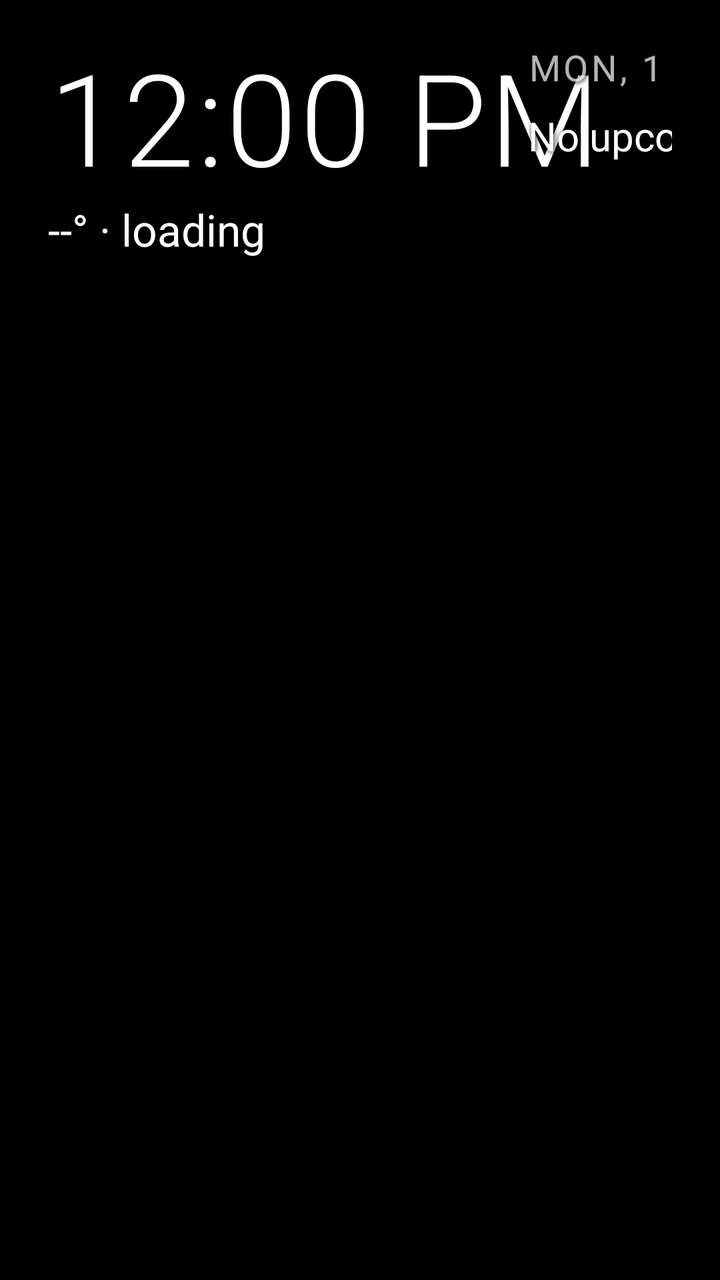
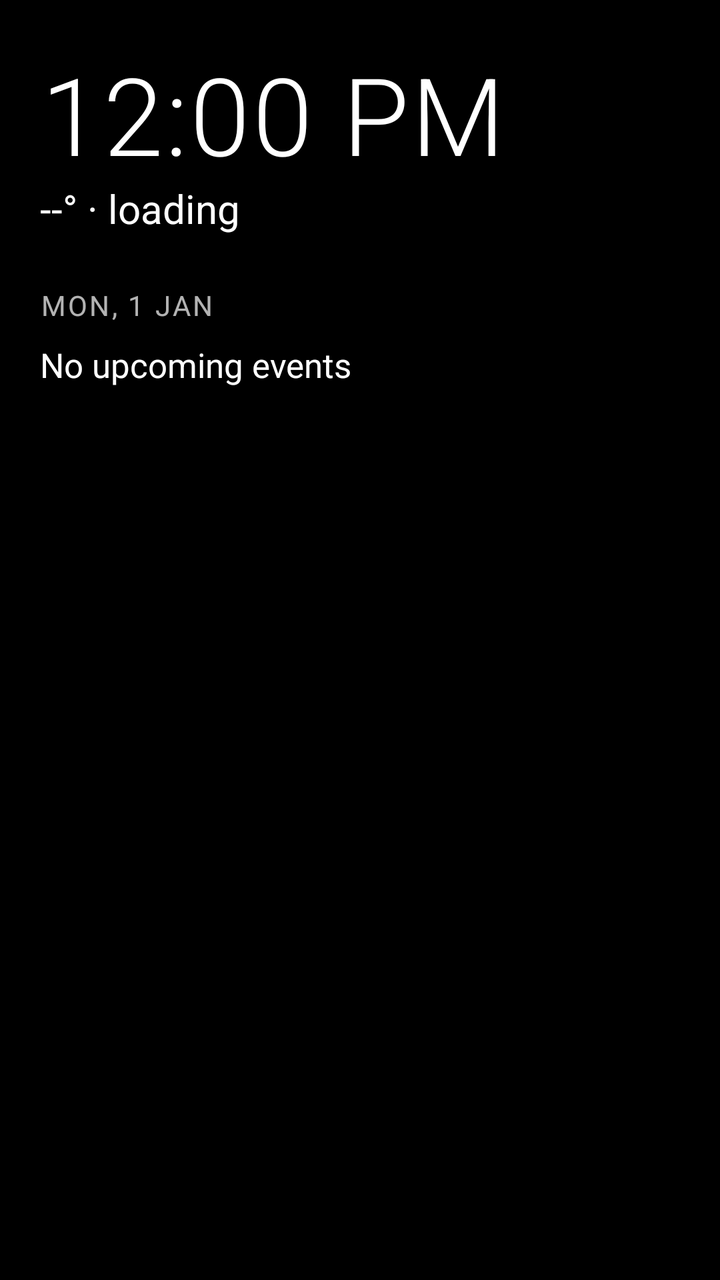

An Android layout rendered at two revisions. The XML below is the earlier revision; the diff shows what the commit changed to produce the second picture.
<!-- AndroidManifest.xml: application theme Theme.Hud -->
<!-- res/layout/activity_main.xml -->
<?xml version="1.0" encoding="utf-8"?>
<androidx.constraintlayout.widget.ConstraintLayout
    xmlns:android="http://schemas.android.com/apk/res/android"
    xmlns:app="http://schemas.android.com/apk/res-auto"
    android:layout_width="match_parent"
    android:layout_height="match_parent"
    android:background="@color/hud_black"
    android:keepScreenOn="true"
    android:padding="24dp">

    
    <TextView
        android:id="@+id/clock"
        style="@style/HudText.Clock"
        android:layout_width="wrap_content"
        android:layout_height="wrap_content"
        android:text="12:00 PM"
        app:layout_constraintStart_toStartOf="parent"
        app:layout_constraintTop_toTopOf="parent" />

    <TextView
        android:id="@+id/weather"
        style="@style/HudText.Weather"
        android:layout_width="wrap_content"
        android:layout_height="wrap_content"
        android:layout_marginTop="4dp"
        android:text="@string/weather_loading"
        app:layout_constraintStart_toStartOf="@id/clock"
        app:layout_constraintTop_toBottomOf="@id/clock" />

    
    <LinearLayout
        android:id="@+id/agenda"
        android:layout_width="0dp"
        android:layout_height="wrap_content"
        android:layout_marginStart="32dp"
        android:orientation="vertical"
        app:layout_constraintEnd_toEndOf="parent"
        app:layout_constraintStart_toEndOf="@id/clock"
        app:layout_constraintTop_toTopOf="@id/clock"
        app:layout_constraintWidth_percent="0.45">

        <TextView
            android:id="@+id/date"
            style="@style/HudText.Date"
            android:layout_width="wrap_content"
            android:layout_height="wrap_content"
            android:text="Mon, 1 Jan" />

        <TextView android:id="@+id/event1" style="@style/HudText.Event"
            android:layout_width="match_parent" android:layout_height="wrap_content"
            android:layout_marginTop="8dp" android:text="@string/no_events" />
        <TextView android:id="@+id/event2" style="@style/HudText.Event"
            android:layout_width="match_parent" android:layout_height="wrap_content"
            android:visibility="gone" />
        <TextView android:id="@+id/event3" style="@style/HudText.Event"
            android:layout_width="match_parent" android:layout_height="wrap_content"
            android:visibility="gone" />
    </LinearLayout>
</androidx.constraintlayout.widget.ConstraintLayout>
<!-- resources referenced by this layout -->
<resources>
  <color name="hud_black">#000000</color>
  <string name="no_events">No upcoming events</string>
  <string name="weather_loading">--°  ·  loading</string>
  <style name="HudText.Clock">
          <item name="android:textSize">64sp</item>
          <item name="android:fontFamily">sans-serif-light</item>
          <item name="android:letterSpacing">0.02</item>
      </style>
  <style name="HudText.Date">
          <item name="android:textSize">18sp</item>
          <item name="android:textColor">@color/hud_dim</item>
          <item name="android:textAllCaps">true</item>
          <item name="android:letterSpacing">0.08</item>
      </style>
  <style name="HudText.Event">
          <item name="android:textSize">20sp</item>
          <item name="android:maxLines">1</item>
          <item name="android:ellipsize">end</item>
          <item name="android:paddingTop">4dp</item>
      </style>
  <style name="HudText.Weather">
          <item name="android:textSize">22sp</item>
      </style>
  <style name="Theme.Hud" parent="Theme.AppCompat.NoActionBar">
          <item name="android:windowBackground">@color/hud_black</item>
          <item name="android:colorBackground">@color/hud_black</item>
          <item name="android:windowShowWallpaper">false</item>
          <item name="android:windowFullscreen">true</item>
          <item name="android:windowContentOverlay">@null</item>
          <item name="android:statusBarColor">@color/hud_black</item>
          <item name="android:navigationBarColor">@color/hud_black</item>
          <item name="android:textColor">@color/hud_white</item>
      </style>
  <color name="hud_dim">#B3FFFFFF</color>
  <color name="hud_white">#FFFFFF</color>
</resources>

<!-- the commit's change to res/layout/activity_main.xml (unified diff, before → after) -->
@@ -1,60 +1,46 @@
 <?xml version="1.0" encoding="utf-8"?>
-<androidx.constraintlayout.widget.ConstraintLayout
+<LinearLayout
     xmlns:android="http://schemas.android.com/apk/res/android"
-    xmlns:app="http://schemas.android.com/apk/res-auto"
     android:layout_width="match_parent"
     android:layout_height="match_parent"
     android:background="@color/hud_black"
     android:keepScreenOn="true"
-    android:padding="24dp">
+    android:orientation="vertical"
+    android:paddingStart="20dp"
+    android:paddingEnd="20dp"
+    android:paddingTop="28dp"
+    android:paddingBottom="20dp">
 
-    
     <TextView
         android:id="@+id/clock"
         style="@style/HudText.Clock"
         android:layout_width="wrap_content"
         android:layout_height="wrap_content"
-        android:text="12:00 PM"
-        app:layout_constraintStart_toStartOf="parent"
-        app:layout_constraintTop_toTopOf="parent" />
+        android:text="12:00 PM" />
 
     <TextView
         android:id="@+id/weather"
         style="@style/HudText.Weather"
         android:layout_width="wrap_content"
         android:layout_height="wrap_content"
-        android:layout_marginTop="4dp"
-        android:text="@string/weather_loading"
-        app:layout_constraintStart_toStartOf="@id/clock"
-        app:layout_constraintTop_toBottomOf="@id/clock" />
+        android:layout_marginTop="2dp"
+        android:text="@string/weather_loading" />
 
-    
-    <LinearLayout
-        android:id="@+id/agenda"
-        android:layout_width="0dp"
+    <TextView
+        android:id="@+id/date"
+        style="@style/HudText.Date"
+        android:layout_width="wrap_content"
         android:layout_height="wrap_content"
-        android:layout_marginStart="32dp"
-        android:orientation="vertical"
-        app:layout_constraintEnd_toEndOf="parent"
-        app:layout_constraintStart_toEndOf="@id/clock"
-        app:layout_constraintTop_toTopOf="@id/clock"
-        app:layout_constraintWidth_percent="0.45">
+        android:layout_marginTop="28dp"
+        android:text="Mon, 1 Jan" />
 
-        <TextView
-            android:id="@+id/date"
-            style="@style/HudText.Date"
-            android:layout_width="wrap_content"
-            android:layout_height="wrap_content"
-            android:text="Mon, 1 Jan" />
-
-        <TextView android:id="@+id/event1" style="@style/HudText.Event"
-            android:layout_width="match_parent" android:layout_height="wrap_content"
-            android:layout_marginTop="8dp" android:text="@string/no_events" />
-        <TextView android:id="@+id/event2" style="@style/HudText.Event"
-            android:layout_width="match_parent" android:layout_height="wrap_content"
-            android:visibility="gone" />
-        <TextView android:id="@+id/event3" style="@style/HudText.Event"
-            android:layout_width="match_parent" android:layout_height="wrap_content"
-            android:visibility="gone" />
-    </LinearLayout>
-</androidx.constraintlayout.widget.ConstraintLayout>
+    <TextView android:id="@+id/event1" style="@style/HudText.Event"
+        android:layout_width="match_parent" android:layout_height="wrap_content"
+        android:layout_marginTop="6dp" android:text="@string/no_events" />
+    <TextView android:id="@+id/event2" style="@style/HudText.Event"
+        android:layout_width="match_parent" android:layout_height="wrap_content"
+        android:visibility="gone" />
+    <TextView android:id="@+id/event3" style="@style/HudText.Event"
+        android:layout_width="match_parent" android:layout_height="wrap_content"
+        android:visibility="gone" />
+</LinearLayout>
<!-- resource entries referenced after the edit -->
@@ -4,24 +4,24 @@
   <string name="no_events">No upcoming events</string>
   <string name="weather_loading">--°  ·  loading</string>
   <style name="HudText.Clock">
-          <item name="android:textSize">64sp</item>
+          <item name="android:textSize">54sp</item>
           <item name="android:fontFamily">sans-serif-light</item>
           <item name="android:letterSpacing">0.02</item>
       </style>
   <style name="HudText.Date">
-          <item name="android:textSize">18sp</item>
+          <item name="android:textSize">14sp</item>
           <item name="android:textColor">@color/hud_dim</item>
           <item name="android:textAllCaps">true</item>
           <item name="android:letterSpacing">0.08</item>
       </style>
   <style name="HudText.Event">
-          <item name="android:textSize">20sp</item>
+          <item name="android:textSize">17sp</item>
           <item name="android:maxLines">1</item>
           <item name="android:ellipsize">end</item>
-          <item name="android:paddingTop">4dp</item>
+          <item name="android:paddingTop">6dp</item>
       </style>
   <style name="HudText.Weather">
-          <item name="android:textSize">22sp</item>
+          <item name="android:textSize">20sp</item>
       </style>
   <style name="Theme.Hud" parent="Theme.AppCompat.NoActionBar">
           <item name="android:windowBackground">@color/hud_black</item>
